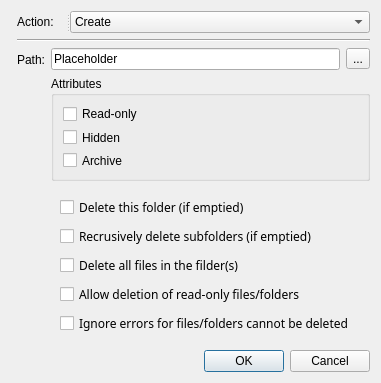
Old version of the form src/apps/mvvm-folders/foldersview.ui in the repository august-alt/policy-preferences-editor-prototype.
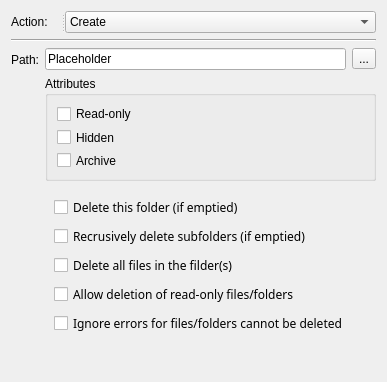
New version of the form.

Diff of the .ui file:
```diff
--- a/src/apps/mvvm-folders/foldersview.ui
+++ b/src/apps/mvvm-folders/foldersview.ui
@@ -6,15 +6,15 @@
    <rect>
     <x>0</x>
     <y>0</y>
-    <width>381</width>
-    <height>368</height>
+    <width>387</width>
+    <height>382</height>
    </rect>
   </property>
   <property name="windowTitle">
    <string>Form</string>
   </property>
   <layout class="QGridLayout" name="gridLayout_2">
-   <item row="1" column="1">
+   <item row="1" column="0">
     <widget class="Line" name="line">
      <property name="font">
       <font>
@@ -26,7 +26,61 @@
      </property>
     </widget>
    </item>
-   <item row="2" column="1">
+   <item row="0" column="0">
+    <widget class="QSplitter" name="splitter">
+     <property name="orientation">
+      <enum>Qt::Horizontal</enum>
+     </property>
+     <widget class="QLabel" name="actionLabel">
+      <property name="sizePolicy">
+       <sizepolicy hsizetype="Preferred" vsizetype="Preferred">
+        <horstretch>1</horstretch>
+        <verstretch>0</verstretch>
+       </sizepolicy>
+      </property>
+      <property name="font">
+       <font>
+        <pointsize>9</pointsize>
+       </font>
+      </property>
+      <property name="text">
+       <string>Action:</string>
+      </property>
+     </widget>
+     <widget class="QComboBox" name="actionComboBox">
+      <property name="sizePolicy">
+       <sizepolicy hsizetype="Preferred" vsizetype="Fixed">
+        <horstretch>3</horstretch>
+        <verstretch>0</verstretch>
+       </sizepolicy>
+      </property>
+      <property name="currentText">
+       <string>Create</string>
+      </property>
+      <item>
+       <property name="text">
+        <string>Create</string>
+       </property>
+      </item>
+      <item>
+       <property name="text">
+        <string>Replace</string>
+       </property>
+      </item>
+      <item>
+       <property name="text">
+        <string>Update</string>
+       </property>
+      </item>
+      <item>
+       <property name="text">
+        <string>Delete</string>
+       </property>
+      </item>
+     </widget>
+    </widget>
+   </item>
+   <item row="2" column="0">
     <layout class="QFormLayout" name="formLayout">
      <item row="0" column="0">
       <widget class="QLabel" name="pathLabel">
@@ -52,7 +106,7 @@
        <item row="1" column="0" colspan="2">
         <widget class="QGroupBox" name="groupBox">
          <property name="sizePolicy">
-          <sizepolicy hsizetype="Preferred" vsizetype="MinimumExpanding">
+          <sizepolicy hsizetype="Preferred" vsizetype="Preferred">
            <horstretch>0</horstretch>
            <verstretch>0</verstretch>
           </sizepolicy>
@@ -188,66 +242,18 @@
      </item>
     </layout>
    </item>
-   <item row="0" column="1">
-    <widget class="QSplitter" name="splitter">
+   <item row="3" column="0">
+    <spacer name="verticalSpacer">
      <property name="orientation">
-      <enum>Qt::Horizontal</enum>
+      <enum>Qt::Vertical</enum>
      </property>
-     <widget class="QLabel" name="actionLabel">
-      <property name="sizePolicy">
-       <sizepolicy hsizetype="Preferred" vsizetype="Preferred">
-        <horstretch>1</horstretch>
-        <verstretch>0</verstretch>
-       </sizepolicy>
-      </property>
-      <property name="font">
-       <font>
-        <pointsize>9</pointsize>
-       </font>
-      </property>
-      <property name="text">
-       <string>Action:</string>
-      </property>
-     </widget>
-     <widget class="QComboBox" name="actionComboBox">
-      <property name="sizePolicy">
-       <sizepolicy hsizetype="Preferred" vsizetype="Fixed">
-        <horstretch>3</horstretch>
-        <verstretch>0</verstretch>
-       </sizepolicy>
-      </property>
-      <property name="currentText">
-       <string>Create</string>
-      </property>
-      <item>
-       <property name="text">
-        <string>Create</string>
-       </property>
-      </item>
-      <item>
-       <property name="text">
-        <string>Replace</string>
-       </property>
-      </item>
-      <item>
-       <property name="text">
-        <string>Update</string>
-       </property>
-      </item>
-      <item>
-       <property name="text">
-        <string>Delete</string>
-       </property>
-      </item>
-     </widget>
-    </widget>
-   </item>
-   <item row="3" column="0" colspan="2">
-    <widget class="QDialogButtonBox" name="buttonBox">
-     <property name="standardButtons">
-      <set>QDialogButtonBox::Cancel|QDialogButtonBox::Ok</set>
+     <property name="sizeHint" stdset="0">
+      <size>
+       <width>20</width>
+       <height>40</height>
+      </size>
      </property>
-    </widget>
+    </spacer>
    </item>
   </layout>
  </widget>
```
